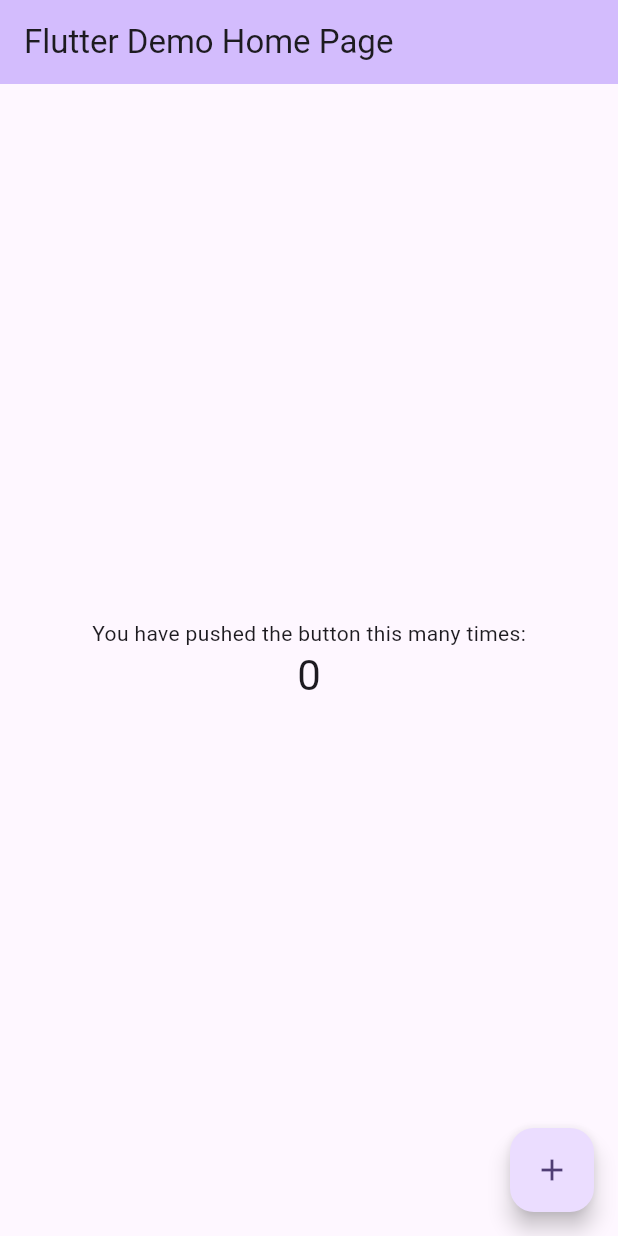
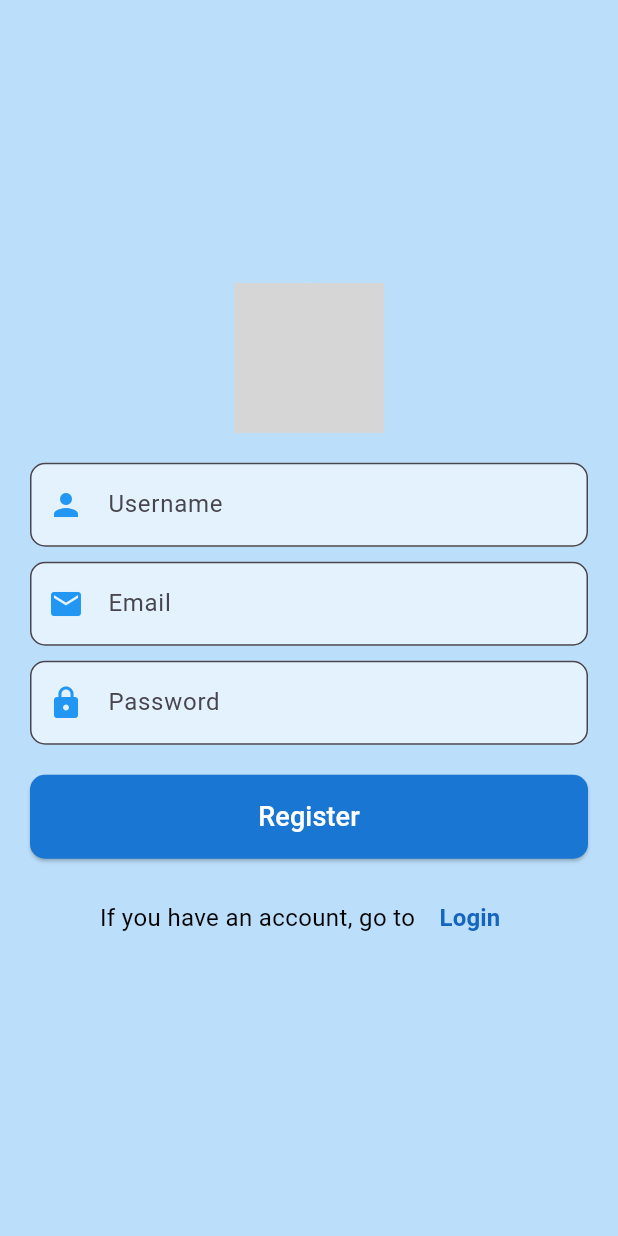
Before and after one commit to adeelch125/Attendence-System-User, a Flutter app: the screen it shows after launch, on a phone screen of 412 x 824 dp. Run offline on Flutter 3.47's test engine with Material 3 defaults, Android fonts, the phone set to English and light mode, and no system bars; our stand-ins replace firebase_auth, firebase_core, fluttertoast; accounts and stored records are empty; grey boxes are pictures that could not be loaded.

Commit message:
signup login complete

```diff
--- a/lib/main.dart
+++ b/lib/main.dart
@@ -1,6 +1,17 @@
+import 'package:attendence_user_pannel/screens/registration_screen.dart';
+import 'package:firebase_core/firebase_core.dart';
 import 'package:flutter/material.dart';
 
-void main() {
+ const FirebaseOptions firebaseOptions = FirebaseOptions(
+    apiKey: "AIzaSyDAZULHG14sYiRN6SCUZIKmZ9iR_nmhHrU",
+    appId: "1:258938138093:android:315d986eb4ad6abcbe8be4",
+    messagingSenderId: "258938138093",
+    projectId:"atandence-system");
+
+
+void main()async {
+  WidgetsFlutterBinding.ensureInitialized();
+  await Firebase.initializeApp(options: firebaseOptions);
   runApp(const MyApp());
 }
 
@@ -11,115 +22,14 @@ class MyApp extends StatelessWidget {
   @override
   Widget build(BuildContext context) {
     return MaterialApp(
+      debugShowCheckedModeBanner: false,
       title: 'Flutter Demo',
       theme: ThemeData(
-        // This is the theme of your application.
-        //
-        // TRY THIS: Try running your application with "flutter run". You'll see
-        // the application has a purple toolbar. Then, without quitting the app,
-        // try changing the seedColor in the colorScheme below to Colors.green
-        // and then invoke "hot reload" (save your changes or press the "hot
-        // reload" button in a Flutter-supported IDE, or press "r" if you used
-        // the command line to start the app).
-        //
-        // Notice that the counter didn't reset back to zero; the application
-        // state is not lost during the reload. To reset the state, use hot
-        // restart instead.
-        //
-        // This works for code too, not just values: Most code changes can be
-        // tested with just a hot reload.
+
         colorScheme: ColorScheme.fromSeed(seedColor: Colors.deepPurple),
         useMaterial3: true,
       ),
-      home: const MyHomePage(title: 'Flutter Demo Home Page'),
+      home: RegistrationScreen(),
     );
   }
 }
-
-class MyHomePage extends StatefulWidget {
-  const MyHomePage({super.key, required this.title});
-
-  // This widget is the home page of your application. It is stateful, meaning
-  // that it has a State object (defined below) that contains fields that affect
-  // how it looks.
-
-  // This class is the configuration for the state. It holds the values (in this
-  // case the title) provided by the parent (in this case the App widget) and
-  // used by the build method of the State. Fields in a Widget subclass are
-  // always marked "final".
-
-  final String title;
-
-  @override
-  State<MyHomePage> createState() => _MyHomePageState();
-}
-
-class _MyHomePageState extends State<MyHomePage> {
-  int _counter = 0;
-
-  void _incrementCounter() {
-    setState(() {
-      // This call to setState tells the Flutter framework that something has
-      // changed in this State, which causes it to rerun the build method below
-      // so that the display can reflect the updated values. If we changed
-      // _counter without calling setState(), then the build method would not be
-      // called again, and so nothing would appear to happen.
-      _counter++;
-    });
-  }
-
-  @override
-  Widget build(BuildContext context) {
-    // This method is rerun every time setState is called, for instance as done
-    // by the _incrementCounter method above.
-    //
-    // The Flutter framework has been optimized to make rerunning build methods
-    // fast, so that you can just rebuild anything that needs updating rather
-    // than having to individually change instances of widgets.
-    return Scaffold(
-      appBar: AppBar(
-        // TRY THIS: Try changing the color here to a specific color (to
-        // Colors.amber, perhaps?) and trigger a hot reload to see the AppBar
-        // change color while the other colors stay the same.
-        backgroundColor: Theme.of(context).colorScheme.inversePrimary,
-        // Here we take the value from the MyHomePage object that was created by
-        // the App.build method, and use it to set our appbar title.
-        title: Text(widget.title),
-      ),
-      body: Center(
-        // Center is a layout widget. It takes a single child and positions it
-        // in the middle of the parent.
-        child: Column(
-          // Column is also a layout widget. It takes a list of children and
-          // arranges them vertically. By default, it sizes itself to fit its
-          // children horizontally, and tries to be as tall as its parent.
-          //
-          // Column has various properties to control how it sizes itself and
-          // how it positions its children. Here we use mainAxisAlignment to
-          // center the children vertically; the main axis here is the vertical
-          // axis because Columns are vertical (the cross axis would be
-          // horizontal).
-          //
-          // TRY THIS: Invoke "debug painting" (choose the "Toggle Debug Paint"
-          // action in the IDE, or press "p" in the console), to see the
-          // wireframe for each widget.
-          mainAxisAlignment: MainAxisAlignment.center,
-          children: <Widget>[
-            const Text(
-              'You have pushed the button this many times:',
-            ),
-            Text(
-              '$_counter',
-              style: Theme.of(context).textTheme.headlineMedium,
-            ),
-          ],
-        ),
-      ),
-      floatingActionButton: FloatingActionButton(
-        onPressed: _incrementCounter,
-        tooltip: 'Increment',
-        child: const Icon(Icons.add),
-      ), // This trailing comma makes auto-formatting nicer for build methods.
-    );
-  }
-}
--- /dev/null
+++ b/lib/screens/auth_service.dart
@@ -0,0 +1,44 @@
+import 'dart:developer';
+
+import 'package:firebase_auth/firebase_auth.dart';
+import 'package:fluttertoast/fluttertoast.dart';
+
+class AuthService{
+  final _auth = FirebaseAuth.instance;
+
+  Future<User?> createUserWithEmailAndPassword(String email, String password) async {
+    try {
+      final cred = await _auth.createUserWithEmailAndPassword(email: email, password: password);
+      print('UserCredential: ${cred.toString()}');
+      return cred.user;
+    }on FirebaseAuthException catch (e) {
+      if (e.code == 'email-already-in-use') {
+        Fluttertoast.showToast(msg: "The email is already registered.");
+      }else if (e.code == 'weak-password') {
+        Fluttertoast.showToast(msg: "The password is too weak.");
+      } else if (e.code == 'operation-not-allowed') {
+        log('Email/password accounts are not enabled.');
+      } else {
+        log('Error during registration: ${e.message}');
+      }
+    } catch (e) {
+      log('Error during registration: $e'); // Log the error message
+    }
+    return null;
+  }
+
+  Future<User?> loginUserWithEmailAndPassword(String email, String password) async {
+    try {
+      final cred = await _auth.signInWithEmailAndPassword(email: email, password: password);
+      return cred.user;
+    } catch (e) {
+      log('Error during login: $e'); // Log the error message
+
+    }
+    return null;
+  }
+
+
+
+
+}
--- /dev/null
+++ b/lib/screens/registration_screen.dart
@@ -0,0 +1,236 @@
+import 'dart:developer';
+import 'dart:io';
+
+import 'package:attendence_user_pannel/screens/login_screen.dart';
+import 'package:flutter/material.dart';
+import 'package:fluttertoast/fluttertoast.dart';
+
+import 'auth_service.dart';
+
+class RegistrationScreen extends StatefulWidget {
+  @override
+  _RegistrationScreenState createState() => _RegistrationScreenState();
+}
+
+class _RegistrationScreenState extends State<RegistrationScreen> {
+  final _formKey = GlobalKey<FormState>();
+  final _auth = AuthService();
+  bool _isLoading = false;
+
+  // Controllers
+  final TextEditingController _usernameController = TextEditingController();
+  final TextEditingController _emailController = TextEditingController();
+  final TextEditingController _passwordController = TextEditingController();
+
+  File? _profileImage;
+
+  @override
+  void dispose() {
+    _emailController.dispose();
+    _usernameController.dispose();
+    _passwordController.dispose();
+    super.dispose();
+  }
+
+  @override
+  Widget build(BuildContext context) {
+    return Scaffold(
+      backgroundColor: Colors.blue[100],
+      body: Center(
+        child: Padding(
+          padding: const EdgeInsets.all(20.0),
+          child: Form(
+            key: _formKey,
+            child: Column(
+              mainAxisAlignment: MainAxisAlignment.center,
+              children: <Widget>[
+                // Profile Image with Picker
+                GestureDetector(
+                  child: CircleAvatar(
+                    radius: 50,
+                    backgroundImage: _profileImage != null
+                        ? FileImage(_profileImage!)
+                        : const AssetImage('assets/profile_placeholder.png') as ImageProvider,
+                    child: _profileImage == null
+                        ? Icon(Icons.add_a_photo, size: 30, color: Colors.blue[800])
+                        : null,
+                  ),
+                ),
+                const SizedBox(height: 20),
+
+                // Username
+                TextFormField(
+                  controller: _usernameController,
+                  decoration: InputDecoration(
+                    labelText: 'Username',
+                    border: OutlineInputBorder(
+                      borderRadius: BorderRadius.circular(10.0),
+                      borderSide: const BorderSide(color: Colors.blue),
+                    ),
+                    filled: true,
+                    fillColor: Colors.blue[50],
+                    prefixIcon: const Icon(Icons.person, color: Colors.blue),
+                  ),
+                  validator: (value) {
+                    if (value == null || value.isEmpty) {
+                      return 'Please enter your username';
+                    }
+                    if (value.length < 3) {
+                      return 'Username must be at least 3 characters';
+                    }
+                    return null;
+                  },
+                ),
+                const SizedBox(height: 10),
+
+                // Email
+                TextFormField(
+                  controller: _emailController,
+                  decoration: InputDecoration(
+                    labelText: 'Email',
+                    border: OutlineInputBorder(
+                      borderRadius: BorderRadius.circular(10.0),
+                      borderSide: const BorderSide(color: Colors.blue),
+                    ),
+                    filled: true,
+                    fillColor: Colors.blue[50],
+                    prefixIcon: const Icon(Icons.email, color: Colors.blue),
+                  ),
+                  keyboardType: TextInputType.emailAddress,
+                  validator: (value) {
+                    if (value == null || value.isEmpty) {
+                      return 'Please enter your email';
+                    }
+                    if (!RegExp(r'^[^@]+@[^@]+\.[^@]+').hasMatch(value)) {
+                      return 'Please enter a valid email';
+                    }
+                    return null;
+                  },
+                ),
+                const SizedBox(height: 10),
+
+                // Password
+                TextFormField(
+                  controller: _passwordController,
+                  decoration: InputDecoration(
+                    labelText: 'Password',
+                    border: OutlineInputBorder(
+                      borderRadius: BorderRadius.circular(10.0),
+                      borderSide: const BorderSide(color: Colors.blue),
+                    ),
+                    filled: true,
+                    fillColor: Colors.blue[50],
+                    prefixIcon: const Icon(Icons.lock, color: Colors.blue),
+                  ),
+                  obscureText: true,
+                  validator: (value) {
+                    if (value == null || value.isEmpty) {
+                      return 'Please enter your password';
+                    }
+                    if (value.length < 6) {
+                      return 'Password must be at least 6 characters';
+                    }
+                    return null;
+                  },
+                ),
+                const SizedBox(height: 20),
+
+                // Register Button with Circular Progress Indicator
+                SizedBox(
+                  width: double.infinity,
+                  child: ElevatedButton(
+                    style: ElevatedButton.styleFrom(
+                      backgroundColor: Colors.blue[700],
+                      padding: const EdgeInsets.symmetric(vertical: 15),
+                      shape: RoundedRectangleBorder(
+                        borderRadius: BorderRadius.circular(10.0),
+                      ),
+                    ),
+                    onPressed: _isLoading ? null : () => _signUp(context),
+                    child: _isLoading
+                        ? CircularProgressIndicator(color: Colors.white)
+                        : const Text(
+                      'Register',
+                      style: TextStyle(fontSize: 18, color: Colors.white),
+                    ),
+                  ),
+                ),
+
+                // Login Text Row
+                const SizedBox(height: 15),
+                Row(
+                  mainAxisAlignment: MainAxisAlignment.center,
+                  children: [
+                    const Text(
+                      "If you have an account, go to ",
+                      style: TextStyle(color: Colors.black, fontSize: 16),
+                    ),
+                    TextButton(
+                      onPressed: () {
+                        Navigator.pushReplacement(
+                          context,
+                          MaterialPageRoute(builder: (context) => LoginScreen()),
+                        );
+                      },
+                      child: Text(
+                        "Login",
+                        style: TextStyle(
+                          color: Colors.blue[800],
+                          fontWeight: FontWeight.bold,
+                          fontSize: 16,
+                        ),
+                      ),
+                    ),
+                  ],
+                ),
+              ],
+            ),
+          ),
+        ),
+      ),
+    );
+  }
+
+  // Registration function with loading indicator
+  void _signUp(BuildContext context) async {
+    if (_formKey.currentState!.validate()) {
+      setState(() {
+        _isLoading = true;
+      });
+
+      try {
+        final user = await _auth.createUserWithEmailAndPassword(
+          _emailController.text.trim(),
+          _passwordController.text.trim(),
+        );
+        if (user != null) {
+          Fluttertoast.showToast(
+            msg: 'Registration successful!',
+            toastLength: Toast.LENGTH_SHORT,
+          );
+
+          // Navigate to LoginScreen after successful registration
+          Navigator.pushReplacement(
+            context,
+            MaterialPageRoute(builder: (context) => LoginScreen()),
+          );
+        } else {
+          Fluttertoast.showToast(
+            msg: "Registration failed",
+            toastLength: Toast.LENGTH_SHORT,
+          );
+        }
+      } catch (e) {
+        log("Error: $e");
+        Fluttertoast.showToast(
+          msg: "An error occurred",
+          toastLength: Toast.LENGTH_SHORT,
+        );
+      } finally {
+        setState(() {
+          _isLoading = false;
+        });
+      }
+    }
+  }
+}
```
Also changed, not shown: lib/screens/dashboard_screen.dart (added, +23 -0 lines), lib/screens/login_screen.dart (added, +158 -0 lines), pubspec.yaml (+7 -0 lines), pubspec.lock, 4 other files.
